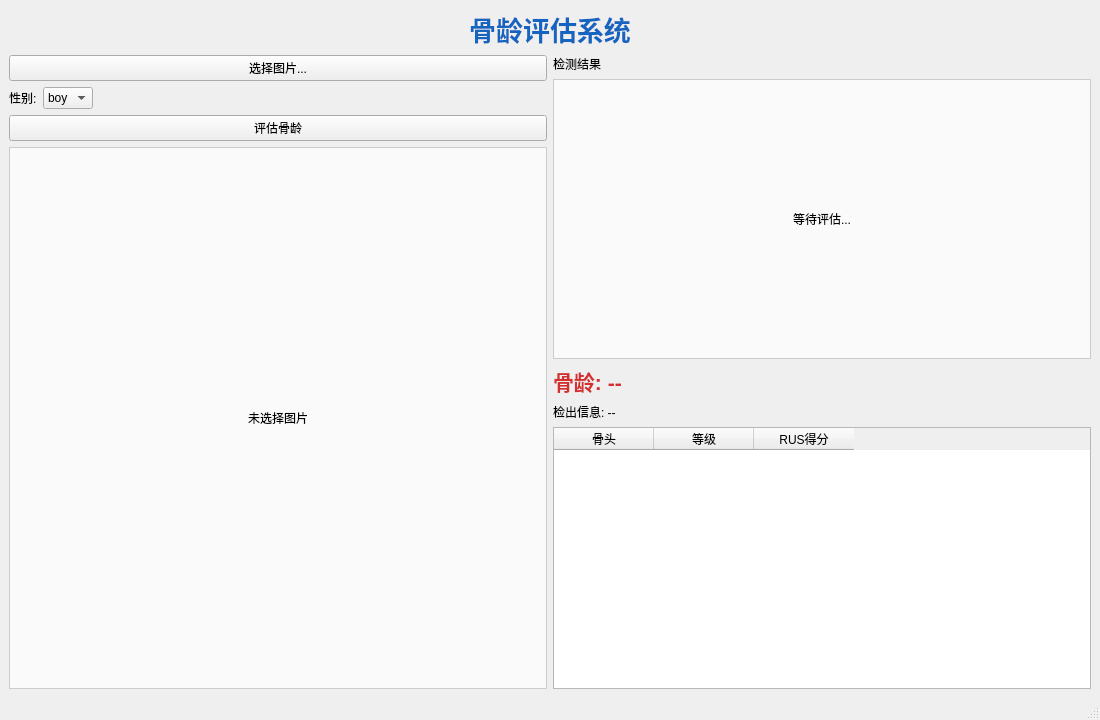
Above: week12/Bone Age Assessment/bone_age_accessment/mainwindow.ui from 001MONEY/ZSXC before the change. Below: the same form after it.
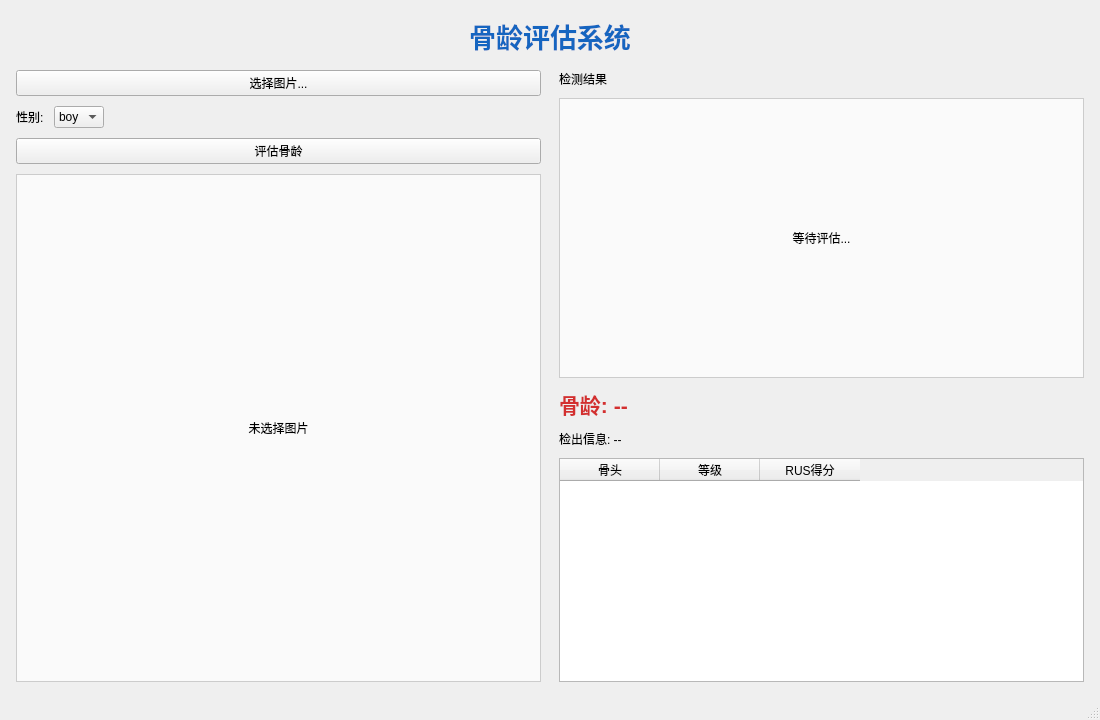
That is the form after the change.

Commit message: week12: Qt界面美化 - 全局QSS现代化浅色主题(渐变按钮/圆角卡片/表格斑马纹/滚动条)

Patch:
```diff
--- a/week12/Bone Age Assessment/bone_age_accessment/mainwindow.ui
+++ b/week12/Bone Age Assessment/bone_age_accessment/mainwindow.ui
@@ -15,6 +15,21 @@
   </property>
   <widget class="QWidget" name="centralwidget">
    <layout class="QVBoxLayout" name="verticalLayout_2">
+    <property name="spacing">
+     <number>14</number>
+    </property>
+    <property name="leftMargin">
+     <number>16</number>
+    </property>
+    <property name="topMargin">
+     <number>16</number>
+    </property>
+    <property name="rightMargin">
+     <number>16</number>
+    </property>
+    <property name="bottomMargin">
+     <number>16</number>
+    </property>
     <item>
      <widget class="QLabel" name="titleLabel">
       <property name="text">
@@ -30,8 +45,14 @@
     </item>
     <item>
      <layout class="QHBoxLayout" name="mainLayout">
+      <property name="spacing">
+       <number>18</number>
+      </property>
       <item>
        <layout class="QVBoxLayout" name="leftLayout">
+        <property name="spacing">
+         <number>10</number>
+        </property>
         <item>
          <widget class="QPushButton" name="btnSelect">
           <property name="text">
@@ -107,6 +128,9 @@
       </item>
       <item>
        <layout class="QVBoxLayout" name="rightLayout">
+        <property name="spacing">
+         <number>10</number>
+        </property>
         <item>
          <widget class="QLabel" name="labelOutTitle">
           <property name="text">
@@ -152,6 +176,12 @@
         </item>
         <item>
          <widget class="QTableWidget" name="tableDetail">
+          <property name="minimumSize">
+           <size>
+            <width>0</width>
+            <height>220</height>
+           </size>
+          </property>
           <property name="columnCount">
            <number>3</number>
           </property>
```
The commit also changes 1 other file.
